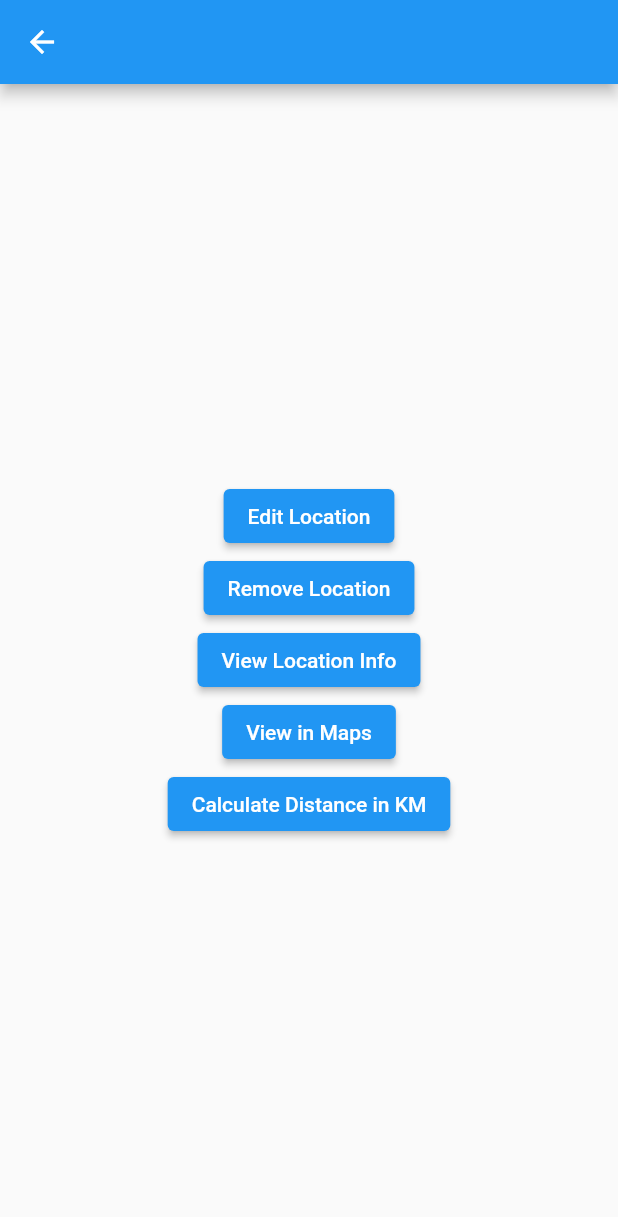
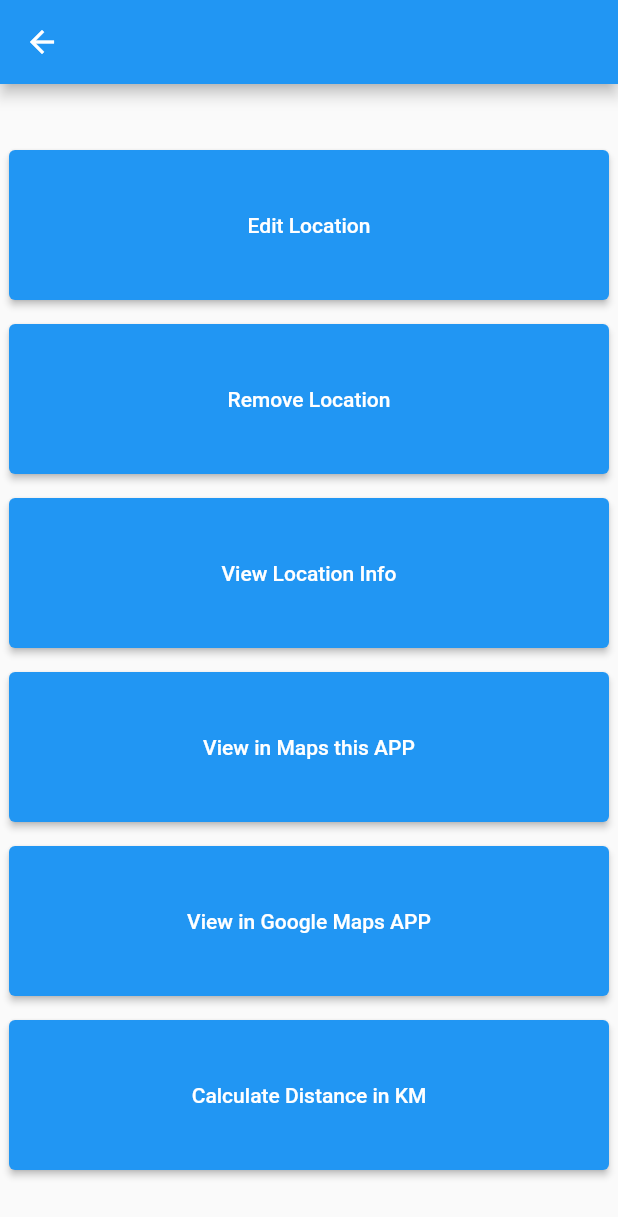
Before and after one commit to Falchizao/position-tracker, a Flutter app: the LocationPage screen opened directly with empty values, on a phone screen of 412 x 824 dp. Shown: the top 1217 px of the screen. Run offline on Flutter 3.47's test engine with Material 2 defaults, Android fonts, the phone set to English and light mode, and no system bars; our stand-ins replace fluttertoast, geocoding, geolocator, google_maps_flutter, sqflite; missing offline and left inert: flutter_polyline_points, maps_launcher; accounts and stored records are empty.

Commit message:
feat: locations distance calc

```diff
--- a/lib/pages/action_read_page.dart
+++ b/lib/pages/action_read_page.dart
@@ -5,7 +5,7 @@ import 'package:suficiencia_flutter_marcelo_falchi/pages/action_edit_page_view.d
 import 'package:suficiencia_flutter_marcelo_falchi/pages/maps_page._view.dart';
 import 'package:suficiencia_flutter_marcelo_falchi/pages/read_location_view.dart';
 import 'package:suficiencia_flutter_marcelo_falchi/widget/toast.dart';
-
+import '../provider/maps_app_location.dart';
 import '../service/calculate.dart';
 
 class LocationPage extends StatefulWidget {
@@ -29,22 +29,13 @@ class _LocationPageState extends State<LocationPage> {
     }
   }
 
-  void _navigateToOtherPage(BuildContext context, String action) {
-    Navigator.push(
-      context,
-      MaterialPageRoute(
-        builder: (context) => OtherPage(action: action),
-      ),
-    );
-  }
-
   Future<void> _calculateDistance() async {
     num? distance = 0;
-
+    handleToast('Loading....');
     try {
-      distance = await calculateDistance(widget.location.cep);
+      distance = await calculateDistanceCEP(widget.location.cep);
       handleToast(
-          'Distancia entre vc e o ponto turistico ${distance.toString()}');
+          'Distancia em linha reta é de aproximadamente ${distance.toString()} KM!');
     } catch (e) {
       handleToast("erro ao calcular distancia");
     }
@@ -60,7 +51,10 @@ class _LocationPageState extends State<LocationPage> {
         child: Column(
           mainAxisAlignment: MainAxisAlignment.center,
           children: <Widget>[
-            ElevatedButton(
+            SizedBox(
+              width: 400,
+              height: 100,
+              child: ElevatedButton(
                 onPressed: () {
                   Navigator.push(
                     context,
@@ -70,16 +64,26 @@ class _LocationPageState extends State<LocationPage> {
                     ),
                   );
                 },
-              child: Text('Edit Location'),
+                child: const Text('Edit Location'),
               ),
-            ElevatedButton(
+            ),
+            const SizedBox(height: 16.0),
+            SizedBox(
+              width: 400,
+              height: 100,
+              child: ElevatedButton(
                 onPressed: () {
                   removeLocation();
                   Navigator.pop(context);
                 },
-              child: Text('Remove Location'),
+                child: const Text('Remove Location'),
               ),
-            ElevatedButton(
+            ),
+            const SizedBox(height: 16.0),
+            SizedBox(
+              width: 400,
+              height: 100,
+              child: ElevatedButton(
                 onPressed: () {
                   Navigator.push(
                     context,
@@ -89,9 +93,14 @@ class _LocationPageState extends State<LocationPage> {
                     ),
                   );
                 },
-              child: Text('View Location Info'),
+                child: const Text('View Location Info'),
               ),
-            ElevatedButton(
+            ),
+            const SizedBox(height: 16.0),
+            SizedBox(
+              width: 400,
+              height: 100,
+              child: ElevatedButton(
                 onPressed: () {
                   Navigator.push(
                     context,
@@ -101,35 +110,34 @@ class _LocationPageState extends State<LocationPage> {
                     ),
                   );
                 },
-              child: Text('View in Maps'),
+                child: const Text('View in Maps this APP'),
               ),
-            ElevatedButton(
+            ),
+            const SizedBox(height: 16.0),
+            SizedBox(
+              width: 400,
+              height: 100,
+              child: ElevatedButton(
+                onPressed: () {
+                  getAddress(widget.location.cep);
+                },
+                child: const Text('View in Google Maps APP'),
+              ),
+            ),
+            const SizedBox(height: 16.0),
+            SizedBox(
+              width: 400,
+              height: 100,
+              child: ElevatedButton(
                 onPressed: () {
                   _calculateDistance();
                 },
-              child: Text('Calculate Distance in KM'),
+                child: const Text('Calculate Distance in KM'),
               ),
+            )
           ],
         ),
       ),
     );
   }
 }
-
-class OtherPage extends StatelessWidget {
-  final String action;
-
-  OtherPage({Key? key, required this.action}) : super(key: key);
-
-  @override
-  Widget build(BuildContext context) {
-    return Scaffold(
-      appBar: AppBar(
-        title: Text('Other Page'),
-      ),
-      body: Center(
-        child: Text('You selected to $action'),
-      ),
-    );
-  }
-}
--- a/lib/pages/locations_page_view.dart
+++ b/lib/pages/locations_page_view.dart
@@ -22,7 +22,11 @@ class _LocationsViewState extends State<LocationsView> {
   @override
   void initState() {
     super.initState();
-    _searches = _searchDao.getSearches();
+    getconfig();
+  }
+
+  void getconfig() async {
+    searcheds = await _searchDao.getSearches();
     setState(() {});
   }
 
--- a/lib/provider/fetch_location_data.dart
+++ b/lib/provider/fetch_location_data.dart
@@ -6,8 +6,7 @@ import 'package:suficiencia_flutter_marcelo_falchi/widget/toast.dart';
 import '../dao/locations_dao.dart';
 
 Future<void> onSubmit(Location location) async {
-  String cep = location.cep;
-  String url = 'https://viacep.com.br/ws/$cep/json/';
+  String url = 'https://viacep.com.br/ws/${location.cep}/json/';
 
   dynamic response = await http.get(Uri.parse(url));
 
@@ -17,11 +16,12 @@ Future<void> onSubmit(Location location) async {
     try {
       final LocationDao _locationDao = LocationDao();
       _locationDao.insertLocation(location);
+      handleToast("Location added with success!");
     } catch (e) {
       handleToast(e.toString());
     }
   } else {
-    handleToast("error inserting");
+    handleToast("INVALID CEP!");
   }
 }
 
--- a/pubspec.yaml
+++ b/pubspec.yaml
@@ -41,6 +41,7 @@ dev_dependencies:
     sdk: flutter
 
   fluttertoast: ^8.0.8
+  location: ^4.3.0
   maps_launcher: ^2.2.0
   intl: ^0.18.0
   dio: ^4.0.0
@@ -72,6 +73,8 @@ flutter:
   # The following line ensures that the Material Icons font is
   # included with your application, so that you can use the icons in
   # the material Icons class.
+  assets:
+    - images/loading.jpg
   uses-material-design: true
 
   # To add assets to your application, add an assets section, like this:
```
Also changed, not shown: lib/pages/action_edit_page_view.dart (+17 -16 lines), lib/pages/action_form_page_view.dart (+28 -18 lines), lib/pages/maps_page._view.dart (+32 -29 lines), lib/pages/read_location_view.dart (+39 -7 lines), lib/provider/maps_app_location.dart (added, +27 -0 lines), lib/service/calculate.dart (+36 -12 lines), lib/service/maps_service.dart (+8 -0 lines), lib/widget/location_card.dart (+18 -5 lines), images/loading.jpg (added), 1 other file. Lines whose indentation alone changed are shown as unchanged.
